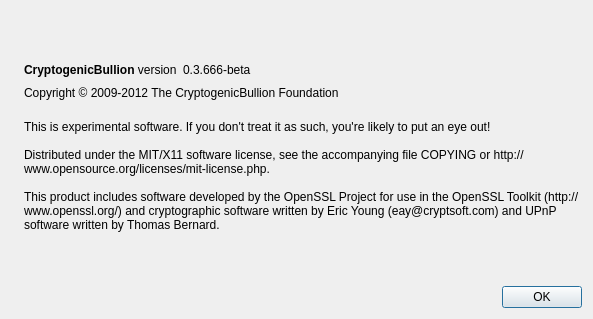
First picture: the form in src/qt/forms/aboutdialog.ui, repository cryptogenicbonds/CryptoBullion-CBX, before the edit.
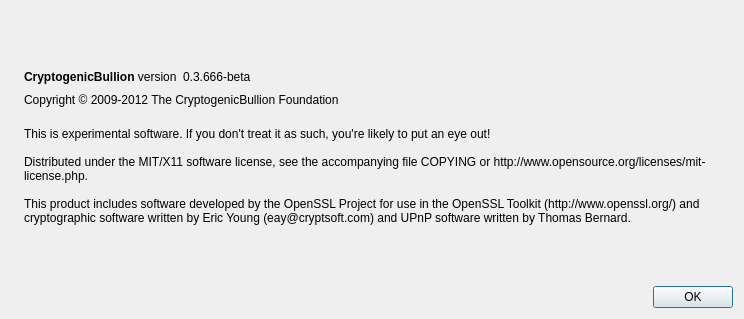
Second picture: the form after the edit. Icons and pictures are not drawn.

What changed in the file:
```diff
--- a/src/qt/forms/aboutdialog.ui
+++ b/src/qt/forms/aboutdialog.ui
@@ -6,7 +6,7 @@
    <rect>
     <x>0</x>
     <y>0</y>
-    <width>593</width>
+    <width>744</width>
     <height>319</height>
    </rect>
   </property>
```
